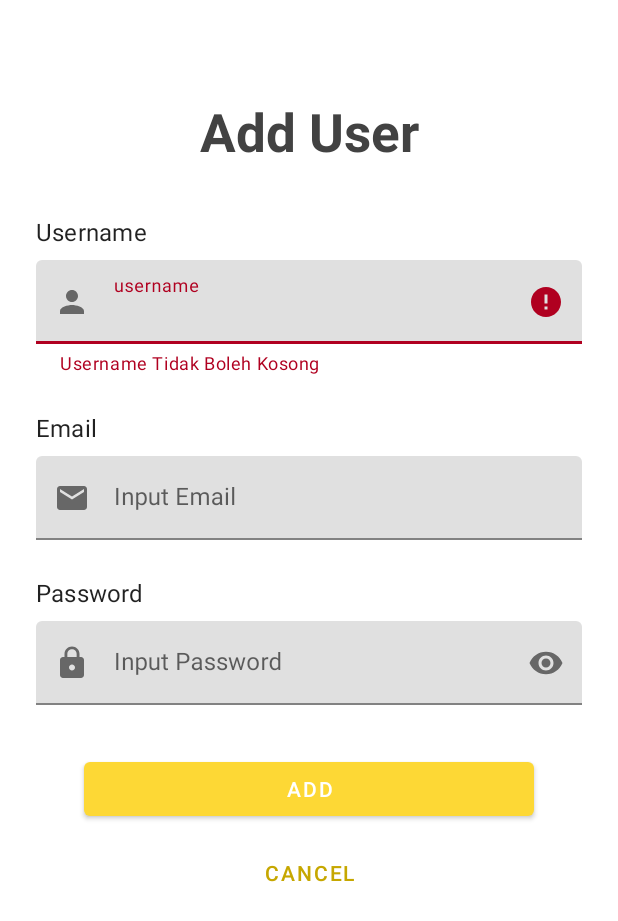
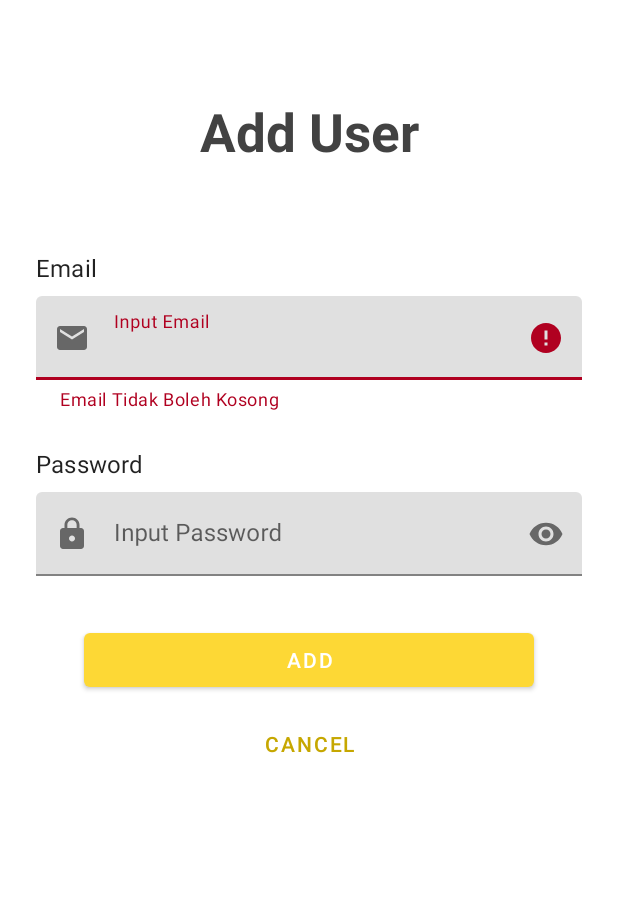
Before and after one commit to riodelord/yangPENTINGLulus-TI3, an Android app: the AddUserActivity screen opened directly, with no data from a screen before it, after a tap on "ADD", on a phone screen of 412 x 824 dp. Shown: the top 921 px of the screen. Run offline under Robolectric (Android 15) with nearby library versions, the light colour scheme and no system bars; our stand-ins replace Firebase (no records; nobody signed in at launch, a user with empty details on screens opened directly); libraries missing offline, so code that uses them is left out: com.yangPentingLulus.

Commit message:
Login and Logout with firebase + create user

```diff
--- a/DC-EMS Android Project/app/src/main/java/com/yangPentingLulus/DCEMS/AddUserActivity.kt
+++ b/DC-EMS Android Project/app/src/main/java/com/yangPentingLulus/DCEMS/AddUserActivity.kt
@@ -5,11 +5,17 @@ import androidx.appcompat.app.AppCompatActivity
 import android.os.Bundle
 import android.util.Log
 import android.widget.Toast
+import com.google.firebase.auth.FirebaseAuth
+import com.google.firebase.auth.ktx.auth
+import com.google.firebase.ktx.Firebase
 import kotlinx.android.synthetic.main.activity_add_user.*
 import kotlinx.android.synthetic.main.activity_login.*
 
 class AddUserActivity : AppCompatActivity() {
+    private lateinit var auth: FirebaseAuth
+
     override fun onCreate(savedInstanceState: Bundle?) {
+        auth = Firebase.auth
         super.onCreate(savedInstanceState)
         setContentView(R.layout.activity_add_user)
         fun printState(msg: String){
@@ -17,13 +23,9 @@ class AddUserActivity : AppCompatActivity() {
             Toast.makeText(applicationContext,msg, Toast. LENGTH_SHORT).show()
         }
         btnAdd.setOnClickListener{
-            val usernameUser = adduser_username_field.editText?.text.toString()
             val emailUser = adduser_email_field.editText?.text.toString()
             val passwordUser = adduser_password_field.editText?.text.toString()
-            if (usernameUser.isEmpty()) {
-                adduser_username_field.error = "Username Tidak Boleh Kosong"
-                return@setOnClickListener
-            }
+
             if (emailUser.isEmpty()) {
                 adduser_email_field.error = "Email Tidak Boleh Kosong"
                 return@setOnClickListener
@@ -32,16 +34,20 @@ class AddUserActivity : AppCompatActivity() {
                 adduser_password_field.error = "Password Tidak Boleh Kosong"
                 return@setOnClickListener
             }
-            if(usernameUser=="admin" && emailUser=="admin@gmail.com") {
-                fun printState(msg: String) {
-                    Log.d("ActivityState", msg)
-                    Toast.makeText(applicationContext, msg, Toast.LENGTH_SHORT).show()
-                    printState("User/Email sudah terdaftar")
+            auth.createUserWithEmailAndPassword(emailUser, passwordUser)
+                .addOnCompleteListener(this) { task ->
+                    if (task.isSuccessful) {
+                        val user = auth.currentUser
+                        Toast.makeText(baseContext, "Berhasil Menambahkan User.",
+                            Toast.LENGTH_SHORT).show()
+                        val moveWithDataIntent = Intent(this@AddUserActivity, ConfigActivity::class.java)
+                        startActivity(moveWithDataIntent)
+                    } else {
+                        // If sign in fails, display a message to the user.
+                        Toast.makeText(baseContext, "Gagal Menambahkan User.",
+                            Toast.LENGTH_SHORT).show()
+                    }
                 }
-            }
-            printState("User Berhasil Ditambahkan")
-            val moveWithDataIntent = Intent(this@AddUserActivity, LoginActivity::class.java)
-            startActivity(moveWithDataIntent)
         }
         btnCancel.setOnClickListener{
             val moveWithDataIntent = Intent(this@AddUserActivity, ConfigActivity::class.java)
--- a/DC-EMS Android Project/app/src/main/res/layout/activity_add_user.xml
+++ b/DC-EMS Android Project/app/src/main/res/layout/activity_add_user.xml
@@ -31,30 +31,6 @@
         android:layout_marginHorizontal="24dp"
         app:layout_constraintTop_toBottomOf="@id/adduser_title"
         android:orientation="vertical">
-
-        <TextView
-            android:id="@+id/username_label"
-            android:layout_width="wrap_content"
-            android:layout_height="wrap_content"
-            android:text="Username"
-            android:textAppearance="?attr/textAppearanceSubtitle1"
-            />
-
-        <com.google.android.material.textfield.TextInputLayout
-            android:id="@+id/adduser_username_field"
-            android:layout_width="match_parent"
-            android:layout_height="wrap_content"
-            android:hint="@string/inputUsername"
-            android:layout_marginTop="8dp"
-            app:startIconDrawable="@drawable/ic_baseline_person_24">
-
-            <com.google.android.material.textfield.TextInputEditText
-                android:layout_width="match_parent"
-                android:layout_height="wrap_content"
-                android:inputType="text"
-                />
-
-        </com.google.android.material.textfield.TextInputLayout>
 
         <TextView
             android:id="@+id/email_label"
```
